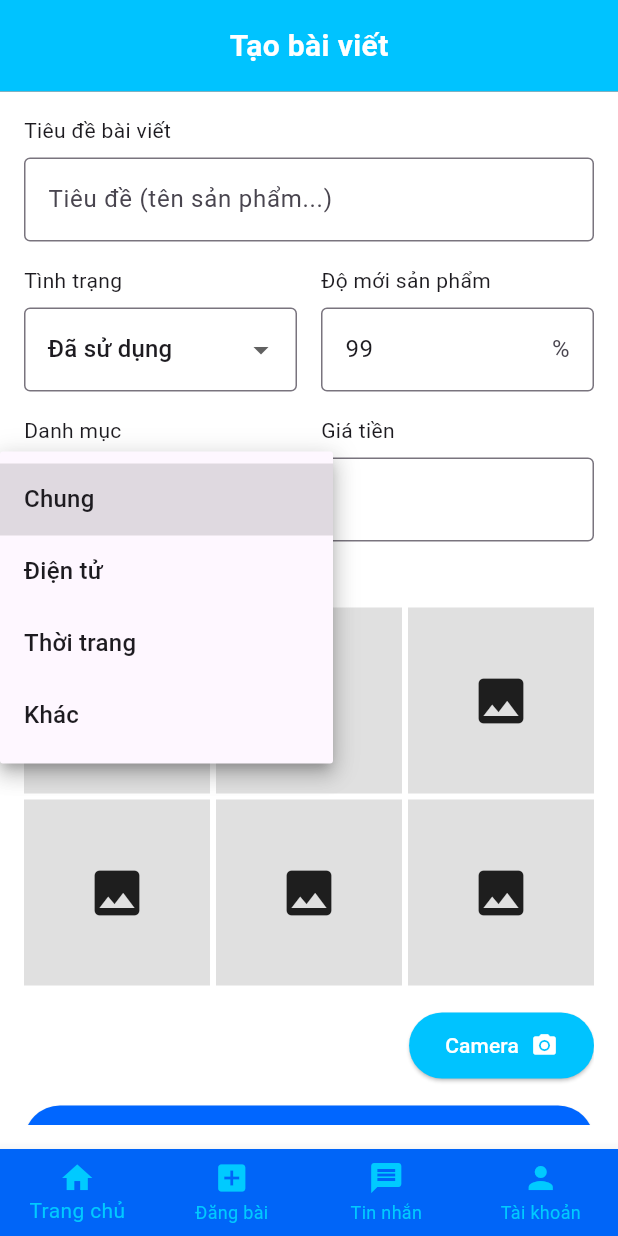
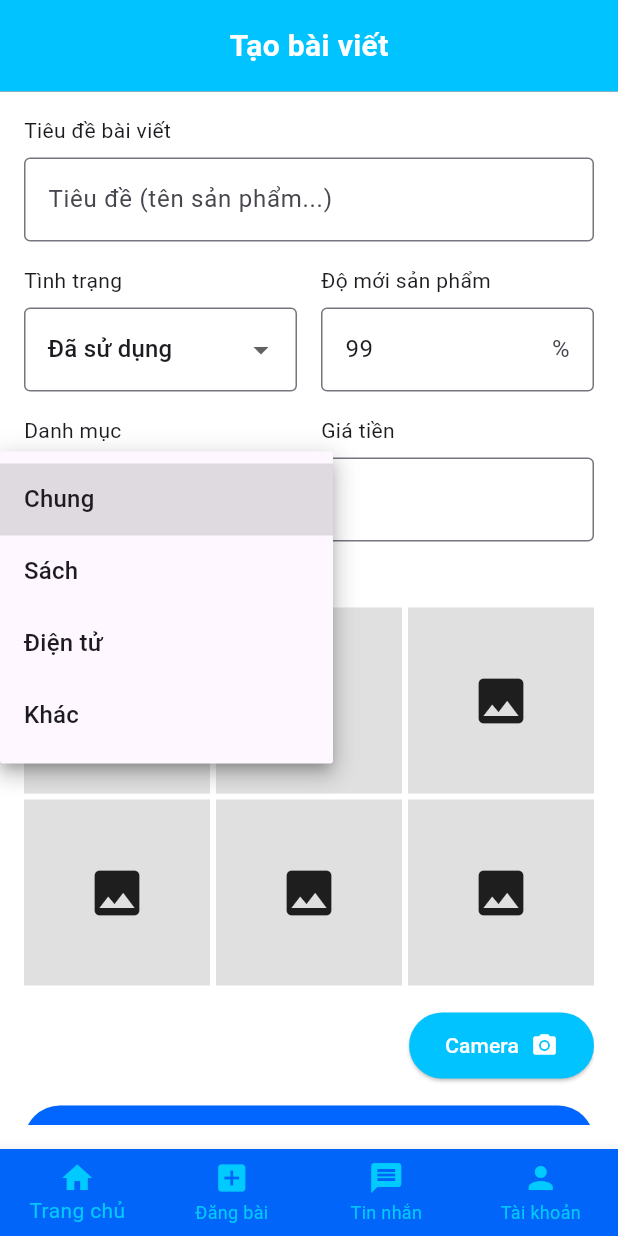
Before and after one commit to MinhNhat-6324/DATN, a Flutter app: the PostScreen screen opened directly, after a tap on "Chung", on a phone screen of 412 x 824 dp. Run offline on Flutter 3.47's test engine with Material 3 defaults, Android fonts, the phone set to English and light mode, and no system bars; our stand-ins replace image_picker; network calls fail.

Commit message:
update chiTiet - post-update post

```diff
--- a/lib/Screen/chinhSuaBaiVietScreen.dart
+++ b/lib/Screen/chinhSuaBaiVietScreen.dart
@@ -98,12 +98,8 @@ class UpdatePostScreen extends StatelessWidget {
                                 const Text('Danh mục'),
                                 const SizedBox(height: 8),
                                 DropdownButtonFormField<String>(
-                                  items: [
-                                    'Chung',
-                                    'Điện tử',
-                                    'Thời trang',
-                                    'Khác'
-                                  ].map((String value) {
+                                  items: ['Chung', 'Sách', 'Điện tử', 'Khác']
+                                      .map((String value) {
                                     return DropdownMenuItem<String>(
                                       value: value,
                                       child: Text(value),
--- a/lib/Screen/post_screen.dart
+++ b/lib/Screen/post_screen.dart
@@ -98,12 +98,8 @@ class PostScreen extends StatelessWidget {
                                 const Text('Danh mục'),
                                 const SizedBox(height: 8),
                                 DropdownButtonFormField<String>(
-                                  items: [
-                                    'Chung',
-                                    'Điện tử',
-                                    'Thời trang',
-                                    'Khác'
-                                  ].map((String value) {
+                                  items: ['Chung', 'Sách', 'Điện tử', 'Khác']
+                                      .map((String value) {
                                     return DropdownMenuItem<String>(
                                       value: value,
                                       child: Text(value),
--- a/lib/main.dart
+++ b/lib/main.dart
@@ -17,7 +17,7 @@ class SachChuyenTayApp extends StatelessWidget {
   Widget build(BuildContext context) {
     return MaterialApp(
       debugShowCheckedModeBanner: false,
-      home: UpdatePostScreen(),
+      home: Chitietsanphamscreen(),
     );
   }
 }
```
Also changed, not shown: lib/Screen/chiTietSanPhamScreen.dart (+27 -27 lines), 1 other file.
